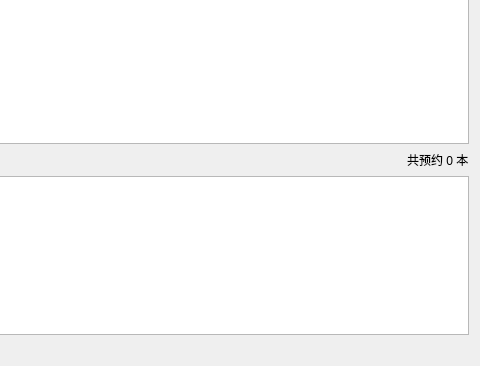
Qt form bookinfo_dialog.ui (kongwua/Library) before a commit; both pictures show x 169 to 649 and y 168 to 534 of the 649 by 534 pixel window.
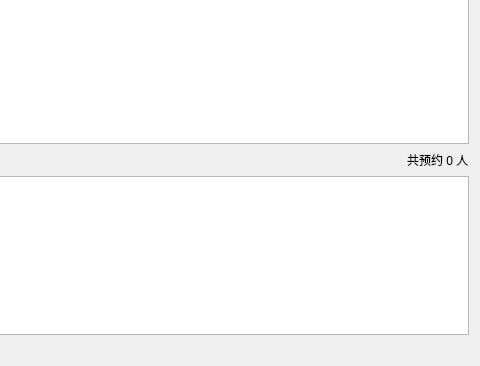
The same form after that commit.

```diff
--- a/bookinfo_dialog.ui
+++ b/bookinfo_dialog.ui
@@ -178,7 +178,7 @@
      <item>
       <widget class="QLabel" name="reserve_lable">
        <property name="text">
-        <string>共预约 0 本</string>
+        <string>共预约 0 人</string>
        </property>
       </widget>
      </item>
```
